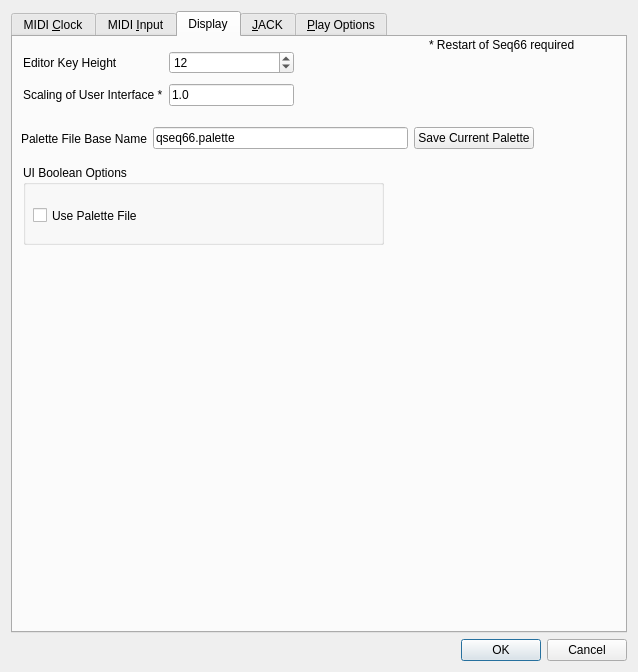
First picture: the form in seq_qt5/forms/qseditoptions.ui, repository ahlstromcj/seq66, before the edit.
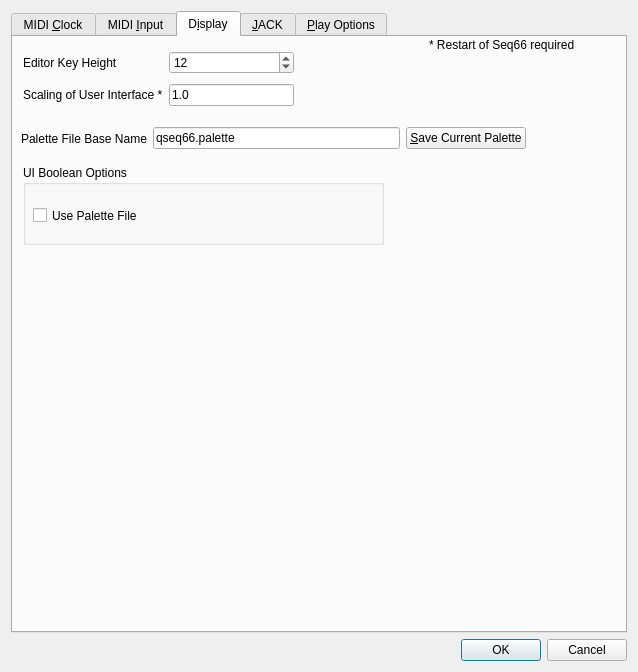
Second picture: the form after the edit.

```diff
--- a/seq_qt5/forms/qseditoptions.ui
+++ b/seq_qt5/forms/qseditoptions.ui
@@ -293,7 +293,7 @@
        <string>Provides some minor tweaks of the user-interface.  Edit the 'usr' file for far more control over settings.</string>
       </property>
       <attribute name="title">
-       <string>Display</string>
+       <string>D&amp;isplay</string>
       </attribute>
       <widget class="QGroupBox" name="groupBoxBooleanOptions">
        <property name="geometry">
@@ -401,12 +401,12 @@
         <string>* Restart of Seq66 required</string>
        </property>
       </widget>
-      <widget class="QWidget" name="">
+      <widget class="QWidget" name="layoutWidget">
        <property name="geometry">
         <rect>
          <x>8</x>
          <y>88</y>
-         <width>513</width>
+         <width>505</width>
          <height>27</height>
         </rect>
        </property>
@@ -433,7 +433,7 @@
         <item>
          <widget class="QPushButton" name="pushButtonSavePalette">
           <property name="text">
-           <string>Save Current Palette</string>
+           <string>&amp;Save Current Palette</string>
           </property>
          </widget>
         </item>
```
